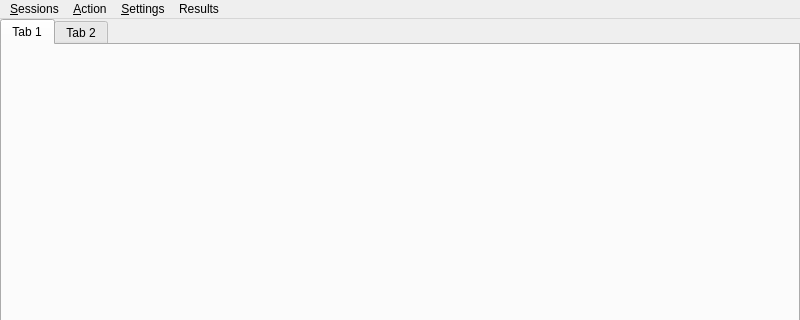
Above: src/widget/mainwindow.ui from mugiseyebrows/mugi-grep before the change; both pictures show x 0 to 800 and y 0 to 320 of the 800 by 600 pixel window. Below: the same form after it.
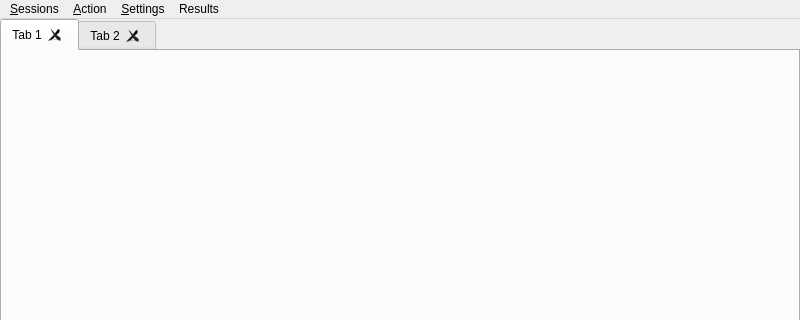
That is the form after the change.

Commit message: closable tabs

```diff
--- a/src/widget/mainwindow.ui
+++ b/src/widget/mainwindow.ui
@@ -35,6 +35,9 @@
       <property name="currentIndex">
        <number>0</number>
       </property>
+      <property name="tabsClosable">
+       <bool>true</bool>
+      </property>
       <widget class="QWidget" name="tab">
        <attribute name="title">
         <string>Tab 1</string>
```
Left out of the diff: 2 changed lines with no effect on the pictures. The commit also changes 9 other files.
